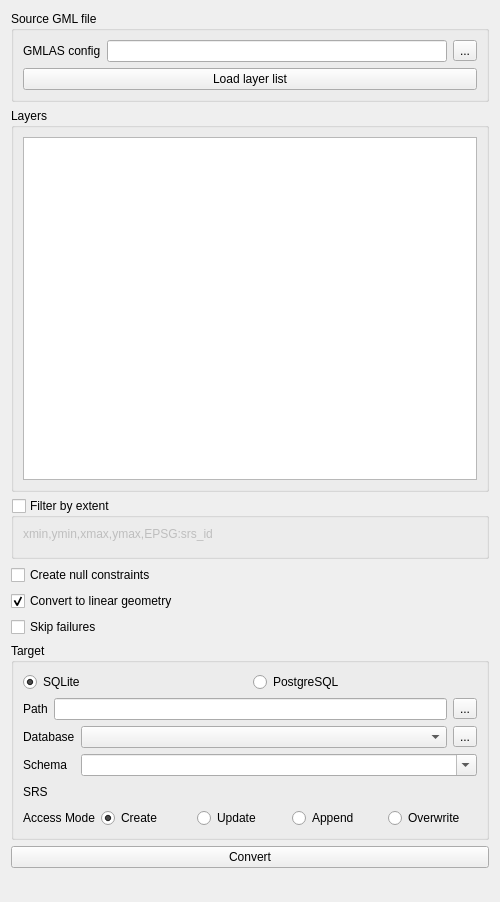
Old version of the form gml_application_schema_toolbox/ui/import_gmlas_panel.ui in the repository BRGM/gml_application_schema_toolbox.
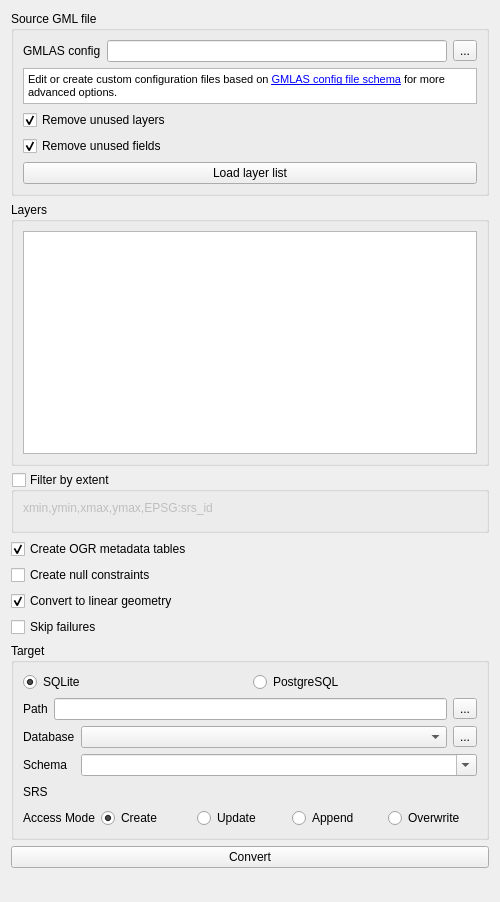
New version of the form. Custom widgets are drawn as their Qt base class.

Commit message: Convert / Add OGR options #15.

The edit to the form file:
```diff
--- a/gml_application_schema_toolbox/ui/import_gmlas_panel.ui
+++ b/gml_application_schema_toolbox/ui/import_gmlas_panel.ui
@@ -48,6 +48,61 @@
         </item>
        </layout>
       </item>
+      <item>
+       <widget class="QTextBrowser" name="textBrowser">
+        <property name="sizePolicy">
+         <sizepolicy hsizetype="Expanding" vsizetype="Fixed">
+          <horstretch>0</horstretch>
+          <verstretch>0</verstretch>
+         </sizepolicy>
+        </property>
+        <property name="maximumSize">
+         <size>
+          <width>16777215</width>
+          <height>36</height>
+         </size>
+        </property>
+        <property name="lineWidth">
+         <number>0</number>
+        </property>
+        <property name="html">
+         <string>&lt;!DOCTYPE HTML PUBLIC &quot;-//W3C//DTD HTML 4.0//EN&quot; &quot;http://www.w3.org/TR/REC-html40/strict.dtd&quot;&gt;
+&lt;html&gt;&lt;head&gt;&lt;meta name=&quot;qrichtext&quot; content=&quot;1&quot; /&gt;&lt;style type=&quot;text/css&quot;&gt;
+p, li { white-space: pre-wrap; }
+&lt;/style&gt;&lt;/head&gt;&lt;body style=&quot; font-family:'Ubuntu'; font-size:11pt; font-weight:400; font-style:normal;&quot;&gt;
+&lt;p style=&quot; margin-top:0px; margin-bottom:0px; margin-left:0px; margin-right:0px; -qt-block-indent:0; text-indent:0px;&quot;&gt;&lt;span style=&quot; font-size:8pt;&quot;&gt;Edit or create custom configuration files based on &lt;/span&gt;&lt;a href=&quot;https://github.com/OSGeo/gdal/blob/trunk/gdal/data/gmlasconf.xsd&quot;&gt;&lt;span style=&quot; font-size:8pt; text-decoration: underline; color:#0000ff;&quot;&gt;GMLAS config file schema&lt;/span&gt;&lt;/a&gt;&lt;span style=&quot; font-size:8pt;&quot;&gt; for more advanced options.&lt;/span&gt;&lt;/p&gt;&lt;/body&gt;&lt;/html&gt;</string>
+        </property>
+        <property name="openExternalLinks">
+         <bool>true</bool>
+        </property>
+       </widget>
+      </item>
+      <item>
+       <widget class="QCheckBox" name="ogrRemoveUnusedLayersCheckbox">
+        <property name="toolTip">
+         <string>&lt;html&gt;&lt;head/&gt;&lt;body&gt;&lt;p&gt;Whether to remove any layers without any feature, during the initial scan pass. This limits the number of tables created. Only layers with data will be created.&lt;/p&gt;&lt;/body&gt;&lt;/html&gt;</string>
+        </property>
+        <property name="text">
+         <string>Remove unused layers</string>
+        </property>
+        <property name="checked">
+         <bool>true</bool>
+        </property>
+       </widget>
+      </item>
+      <item>
+       <widget class="QCheckBox" name="ogrRemoveUnusedFieldsCheckbox">
+        <property name="toolTip">
+         <string>&lt;html&gt;&lt;head/&gt;&lt;body&gt;&lt;p&gt;Whether to remove any unused fields, during the initial scan pass. This limits the number of columns created in tables.&lt;/p&gt;&lt;/body&gt;&lt;/html&gt;</string>
+        </property>
+        <property name="text">
+         <string>Remove unused fields</string>
+        </property>
+        <property name="checked">
+         <bool>true</bool>
+        </property>
+       </widget>
+      </item>
       <item>
        <widget class="QPushButton" name="validateButton">
         <property name="text">
@@ -105,6 +160,19 @@
      </layout>
     </widget>
    </item>
+   <item>
+    <widget class="QCheckBox" name="ogrExposeMetadataLayersCheckbox">
+     <property name="toolTip">
+      <string>&lt;html&gt;&lt;head/&gt;&lt;body&gt;&lt;p&gt;OGR metadata tables. Those tables are required if you plan to write the database content back to GML.&lt;/p&gt;&lt;/body&gt;&lt;/html&gt;</string>
+     </property>
+     <property name="text">
+      <string>Create OGR metadata tables</string>
+     </property>
+     <property name="checked">
+      <bool>true</bool>
+     </property>
+    </widget>
+   </item>
    <item>
     <widget class="QCheckBox" name="forceNullableCheckbox">
      <property name="enabled">
```
Left out of the diff: 2 changed lines with no effect on the pictures. The commit also changes 2 other files.
